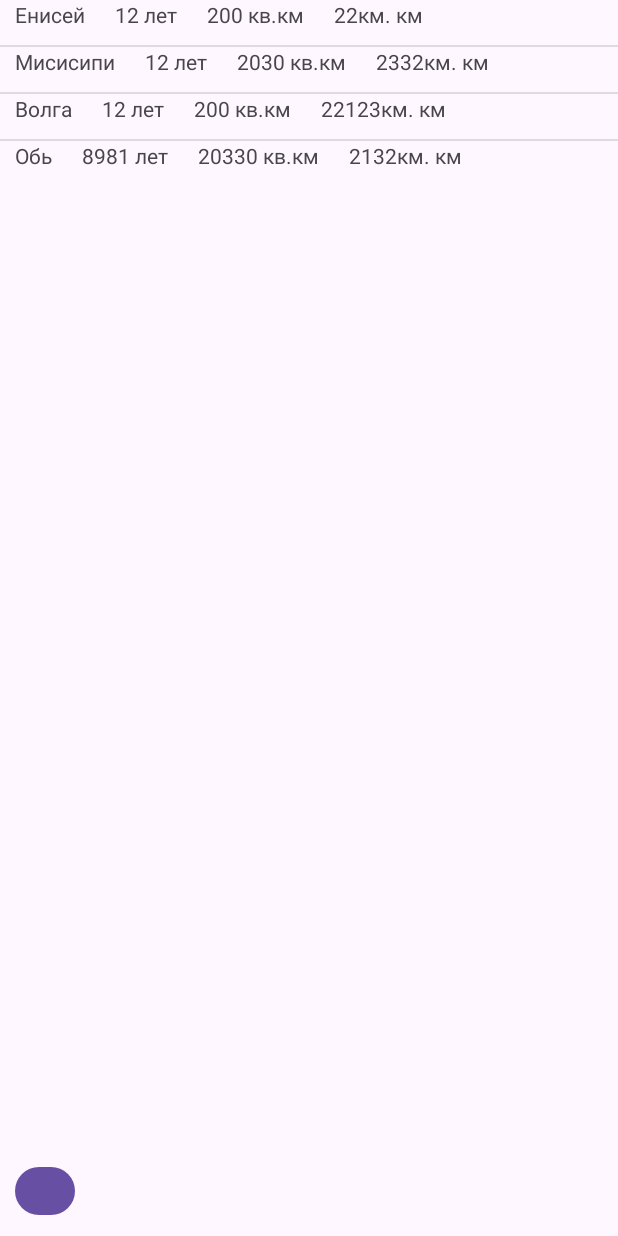
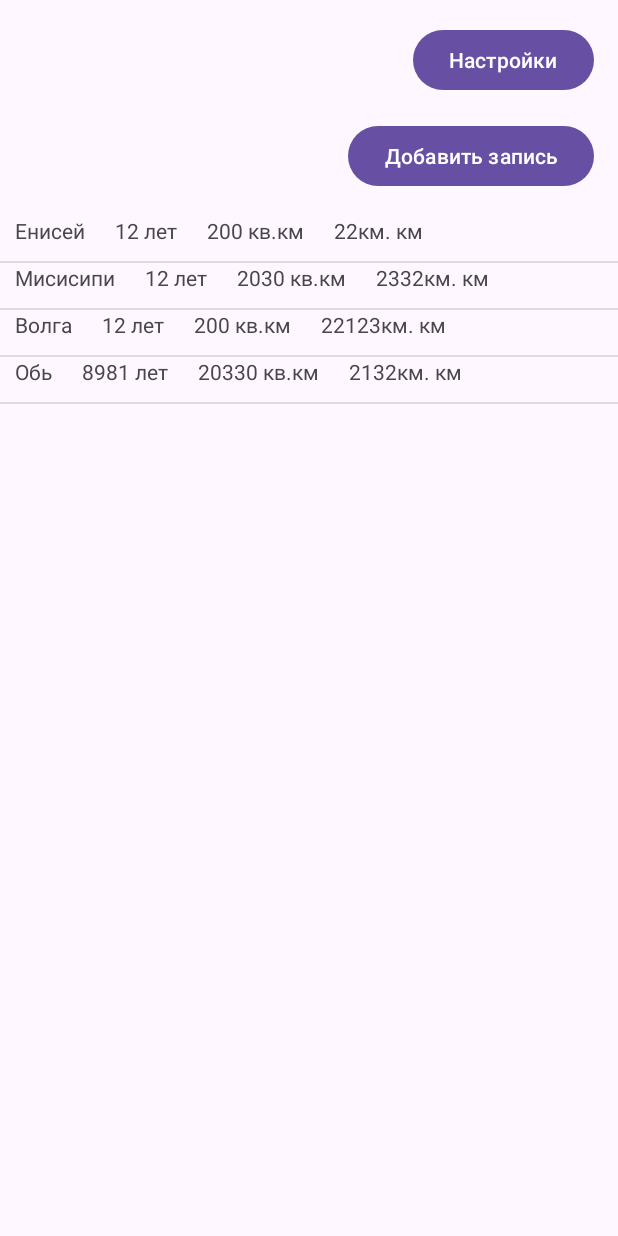
Before and after one commit to Kostya814/MyAdapterForList, an Android app: the screen it shows after launch (MainActivity), on a phone screen of 412 x 824 dp. Run offline under Robolectric (Android 15) with nearby library versions, the phone set to English and light mode, and no system bars.

```diff
--- a/app/build.gradle.kts
+++ b/app/build.gradle.kts
@@ -35,6 +35,7 @@ dependencies {
     implementation("com.google.android.material:material:1.9.0")
     implementation ("androidx.fragment:fragment:1.3.6")
     implementation("androidx.constraintlayout:constraintlayout:2.1.4")
+    implementation("androidx.preference:preference:1.2.0")
     testImplementation("junit:junit:4.13.2")
     androidTestImplementation("androidx.test.ext:junit:1.1.5")
     androidTestImplementation("androidx.test.espresso:espresso-core:3.5.1")
--- a/app/src/main/java/com/example/listadapterforlake/BlankFragment.java
+++ b/app/src/main/java/com/example/listadapterforlake/BlankFragment.java
@@ -12,6 +12,7 @@ import android.os.Bundle;
 import androidx.annotation.NonNull;
 import androidx.annotation.Nullable;
 import androidx.fragment.app.Fragment;
+import androidx.fragment.app.FragmentTransaction;
 import androidx.lifecycle.ViewModelProvider;
 
 import android.util.Log;
@@ -95,13 +96,20 @@ public class BlankFragment extends Fragment {
     public void onViewCreated(@NonNull View view, @Nullable Bundle savedInstanceState) {
         super.onViewCreated(view, savedInstanceState);
         //myViewModel = new ViewModelProvider(getActivity()).get(MyViewModel.class);
-        Button crt = view.findViewById(R.id.createBtn);
-        ListView list = view.findViewById(R.id.listExamples);
+        Button crt = view.findViewById(R.id.addButton);
+        Button stg = view.findViewById(R.id.settingsButton);
+        ListView list = view.findViewById(R.id.listView);
         //Bundle arg;
         //arg = getArguments();
         SharedPreferences settings = getContext().getSharedPreferences("PreferencesName", Context.MODE_PRIVATE);
         String sharedData;
         sharedData = settings.getString("KEY_BD","");
+        stg.setOnClickListener(new View.OnClickListener() {
+            @Override
+            public void onClick(View view) {
+                openSetting();
+            }
+        });
         lakes = gs.fromJson(sharedData,new TypeToken<ArrayList<Lake>>(){}.getType());
         AdapterLake adapterLake = new AdapterLake(view.getContext(), R.layout.list_item,lakes);
         list.setAdapter(adapterLake);
@@ -138,6 +146,13 @@ public class BlankFragment extends Fragment {
         });
         list.setOnItemClickListener(clickListener);
         list.setOnItemLongClickListener(listener);
+    }
+    public void openSetting()
+    {
+       getActivity().getSupportFragmentManager().beginTransaction()
+               .replace(R.id.main_fragment, new SettingsFragment(),"blank_fragment")
+               .addToBackStack("blank_fragment_transuctiom")
+               .commit();
     }
     public void openDialog (View view, long id,AdapterLake adapterLake)
     {
--- a/app/src/main/res/layout/fragment_blank.xml
+++ b/app/src/main/res/layout/fragment_blank.xml
@@ -7,24 +7,34 @@
     tools:context=".BlankFragment">
 
     <!-- TODO: Update blank fragment layout -->
-    <ListView
-        android:id="@+id/listExamples"
+    <RelativeLayout
         android:layout_width="match_parent"
+        android:layout_height="match_parent">
+        <Button
+        android:id="@+id/settingsButton"
+        android:layout_width="wrap_content"
         android:layout_height="wrap_content"
-        app:layout_constraintTop_toTopOf="parent"
-        app:layout_constraintLeft_toLeftOf="parent"
-        app:layout_constraintRight_toRightOf="parent"
-        ></ListView>
-    <Button
-        android:id="@+id/createBtn"
-        android:layout_width="40dp"
-        android:layout_gravity="bottom"
-        android:text="+"
-        android:textColor="@color/white"
-        android:layout_height="40dp"
-        android:layout_margin="10dp"
-        app:layout_constraintTop_toBottomOf="@+id/listExamples"
-        app:layout_constraintRight_toRightOf="parent"
-        app:layout_constraintBottom_toBottomOf="parent"
-        ></Button>
+        android:text="Настройки"
+        android:layout_alignParentTop="true"
+        android:layout_alignParentEnd="true"
+        android:layout_marginTop="16dp"
+        android:layout_marginEnd="16dp"/>
+
+        <Button
+            android:id="@+id/addButton"
+            android:layout_width="wrap_content"
+            android:layout_height="wrap_content"
+            android:text="Добавить запись"
+            android:layout_below="@id/settingsButton"
+            android:layout_alignParentEnd="true"
+            android:layout_marginTop="16dp"
+            android:layout_marginEnd="16dp"/>
+
+        <ListView
+            android:id="@+id/listView"
+            android:layout_width="match_parent"
+            android:layout_height="match_parent"
+            android:layout_below="@id/addButton"
+            android:layout_marginTop="16dp"/></RelativeLayout>
+
 </FrameLayout>
```
Also changed, not shown: app/src/main/java/com/example/listadapterforlake/SettingsFragment.java (added, +130 -0 lines), app/src/main/res/layout/fragment_settings.xml (added, +105 -0 lines), app/src/main/res/values/arrays.xml (added, +12 -0 lines), app/src/main/res/values/strings.xml (+14 -0 lines).
